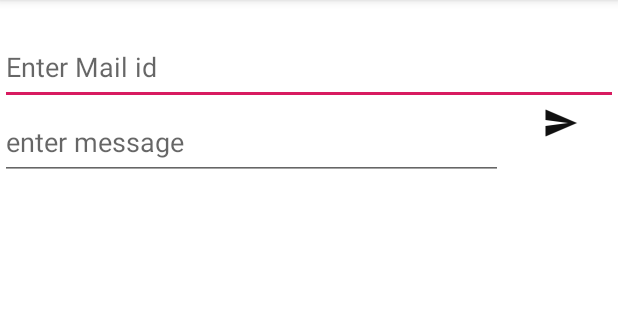
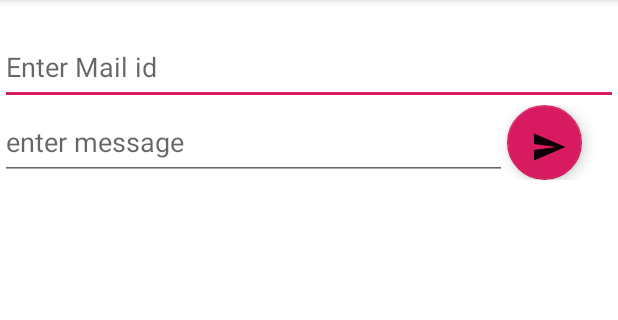
Before and after one commit to AsKc2000/Assignment-2-android, an Android app: the screen it shows after launch (MainActivity), in the side drawer, after a tap on "send", on a phone screen of 412 x 824 dp, the part 90-410 px from its top. Run offline under Robolectric (Android 15) with nearby library versions, the phone set to English and light mode, and no system bars.

Commit message:
assignment-2

```diff
--- a/app/src/main/res/layout/fragment_send_feragment.xml
+++ b/app/src/main/res/layout/fragment_send_feragment.xml
@@ -36,13 +36,14 @@
                 <EditText
                     android:layout_width="wrap_content"
                     android:layout_height="50dp"
-                    android:layout_weight="80"
+                    android:layout_weight="90"
                     android:hint="enter message" />
 
-                <ImageView
+                <android.support.design.widget.FloatingActionButton
                     android:layout_width="wrap_content"
                     android:layout_height="wrap_content"
-                    android:layout_weight="20"
+                    android:layout_weight="10"
+                    android:background="@color/primaryLightColor"
                     android:src="@drawable/ic_send" />
 
             </LinearLayout>
```
